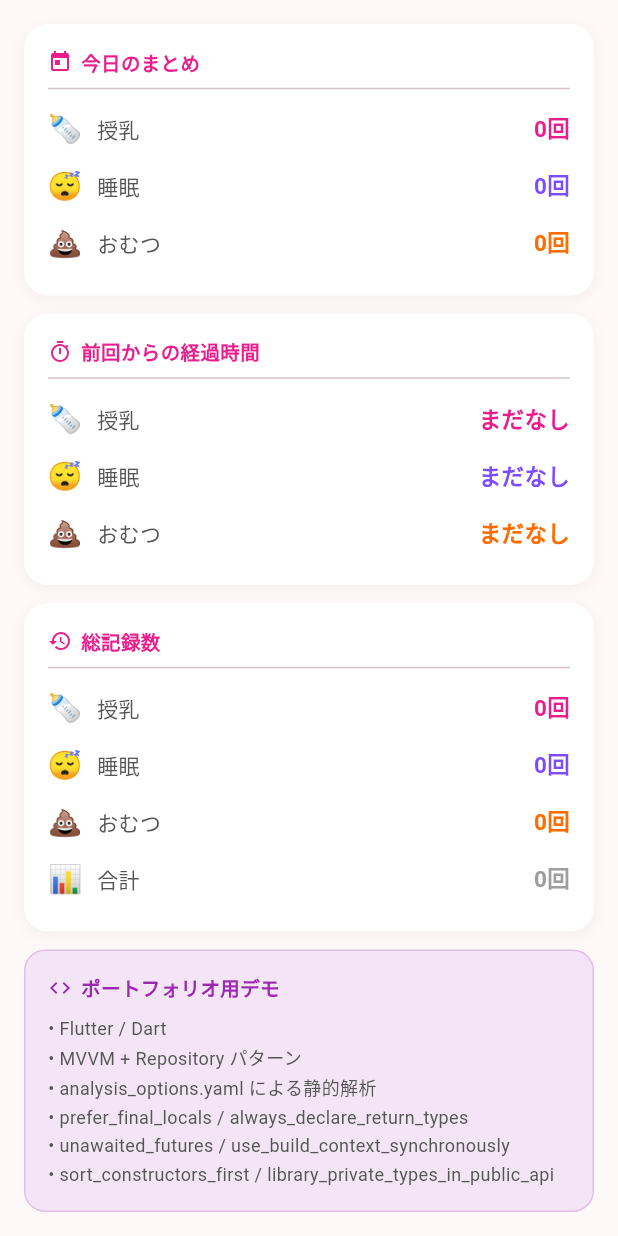
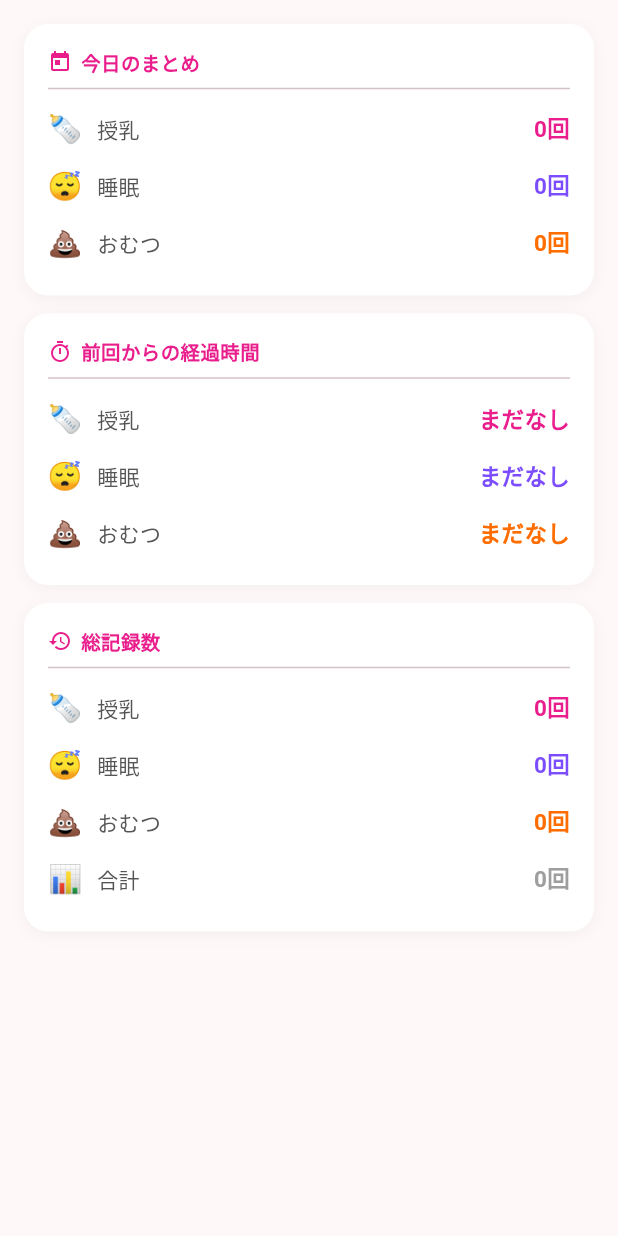
Before and after one commit to kitasan-tech/osewa-log, a Flutter app: the _SummaryListView widget shown alone on an empty page, opened directly with empty values, on a phone screen of 412 x 824 dp. Run offline on Flutter 3.47's test engine with Material 3 defaults, Android fonts, the phone set to English and light mode, and no system bars.

Commit message:
fix: ポートフォリオ用デモ文言を非表示にする
Co-Authored-By: Claude Sonnet 4.6 <noreply@anthropic.com>

```diff
--- a/lib/view/widgets/summary_view.dart
+++ b/lib/view/widgets/summary_view.dart
@@ -11,7 +11,6 @@ import '../app_theme.dart';
 // ③ Widget 層: SummaryView
 //
 // ① Linter 対応：
-//   - _TechBadgeCard に const コンストラクタを追加（sort_constructors_first）
 //   - _SummaryRow の CareType? nullable 設計を廃止
 //     → CareType 用と "合計行" 用の 2 クラスに分離
 //     （public API に曖昧な nullable を持たせない）
@@ -108,8 +107,6 @@ class _SummaryListView extends StatelessWidget {
             _TotalSummaryRow(value: '$total回'),
           ],
         ),
-        const SizedBox(height: 12),
-        const _TechBadgeCard(),
         const SizedBox(height: 24),
       ],
     );
@@ -282,55 +279,3 @@ class _SummaryRowLayout extends StatelessWidget {
         ),
       );
 }
-
-class _TechBadgeCard extends StatelessWidget {
-  // ① コンストラクタを先頭に（sort_constructors_first）
-  const _TechBadgeCard();
-
-  @override
-  Widget build(final BuildContext context) => DecoratedBox(
-        decoration: BoxDecoration(
-          color: const Color(0xFFF3E5F5),
-          borderRadius: BorderRadius.circular(14),
-          border: Border.all(
-            color: const Color(0xFF9C27B0).withOpacity(0.2),
-          ),
-        ),
-        child: const Padding(
-          padding: EdgeInsets.all(16),
-          child: Column(
-            crossAxisAlignment: CrossAxisAlignment.start,
-            children: [
-              Row(
-                children: [
-                  Icon(Icons.code, color: Color(0xFF9C27B0), size: 16),
-                  SizedBox(width: 6),
-                  Text(
-                    'ポートフォリオ用デモ',
-                    style: TextStyle(
-                      color: Color(0xFF9C27B0),
-                      fontWeight: FontWeight.bold,
-                      fontSize: 13,
-                    ),
-                  ),
-                ],
-              ),
-              SizedBox(height: 8),
-              Text(
-                '• Flutter / Dart\n'
-                '• MVVM + Repository パターン\n'
-                '• analysis_options.yaml による静的解析\n'
-                '• prefer_final_locals / always_declare_return_types\n'
-                '• unawaited_futures / use_build_context_synchronously\n'
-                '• sort_constructors_first / library_private_types_in_public_api',
-                style: TextStyle(
-                  fontSize: 12,
-                  color: Color(0xFF555555),
-                  height: 1.6,
-                ),
-              ),
-            ],
-          ),
-        ),
-      );
-}
```
